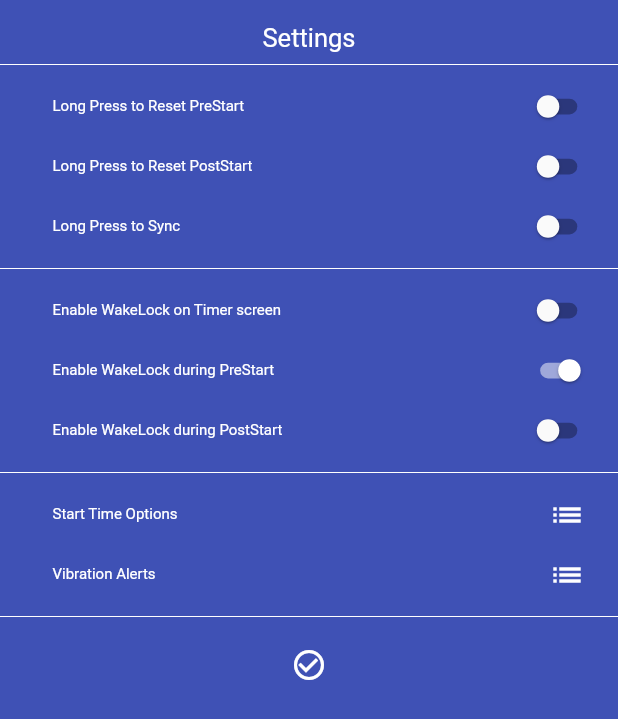
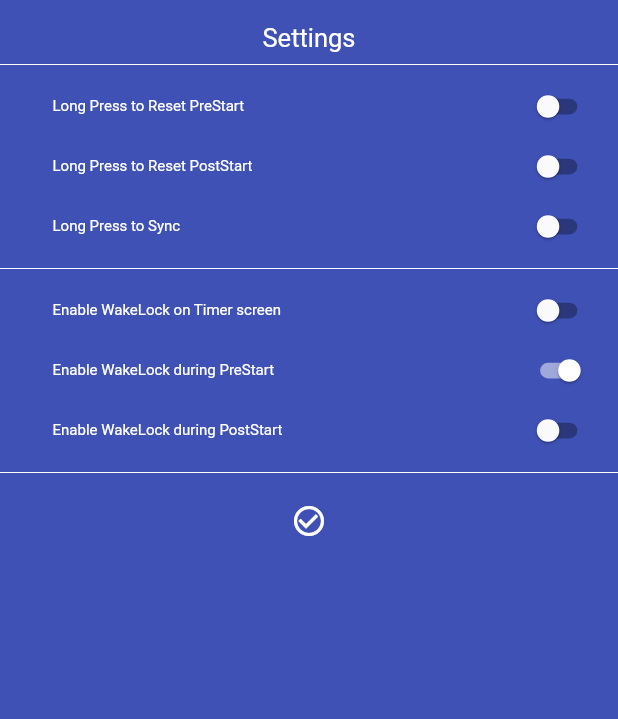
Before and after one commit to masus04/regatta-timer, a Flutter app: the screen it shows after launch, after a tap on the "lock open" icon, after a tap on the "settings" icon, on a phone screen of 412 x 824 dp. Shown: the top 719 px of the screen. Run offline on Flutter 3.47's test engine with Material 2 defaults, Android fonts, the phone set to English and light mode, and no system bars; our stand-ins replace hooks_riverpod, numberpicker, vibration, wakelock.

Commit message:
Disabled list based settings for now

```diff
--- a/lib/views/set_time/time_selector.dart
+++ b/lib/views/set_time/time_selector.dart
@@ -60,7 +60,7 @@ class TimeSelector extends HookConsumerWidget {
     return (String numberString) {
       final index = int.parse(numberString);
       final minutes = ref
-          .read(settingsProvider)
+          .watch(settingsProvider)
           .selectedStartTimeOptions[index]
           .startTime
           .inMinutes;
--- a/lib/views/settings/settings_view.dart
+++ b/lib/views/settings/settings_view.dart
@@ -52,15 +52,15 @@ class SettingsView extends HookConsumerWidget {
             value: ref.watch(settingsProvider).postStartWakelockEnabled,
             onChanged: (newValue) => ref.read(settingsProvider.notifier).setPostStartWakelockEnabled(newValue),
           ),
-          const Divider(color: Colors.white),
-          SelectFromListSetting(
-            text: "Start Time Options",
-            onPressed: () => ref.read(appViewProvider.notifier).enterStartTimeSettingsState(context),
-          ),
-          SelectFromListSetting(
-            text: "Vibration Alerts",
-            onPressed: () => ref.read(appViewProvider.notifier).enterVibrationAlertSettingsState(context),
-          ),
+          // const Divider(color: Colors.white),
+          // SelectFromListSetting(
+          //   text: "Start Time Options",
+          //   onPressed: () => ref.read(appViewProvider.notifier).enterStartTimeSettingsState(context),
+          // ),
+          // SelectFromListSetting(
+          //   text: "Vibration Alerts",
+          //   onPressed: () => ref.read(appViewProvider.notifier).enterVibrationAlertSettingsState(context),
+          // ),
           const Divider(color: Colors.white),
           IconButton(
             onPressed: onReturnPressed(context),
```
